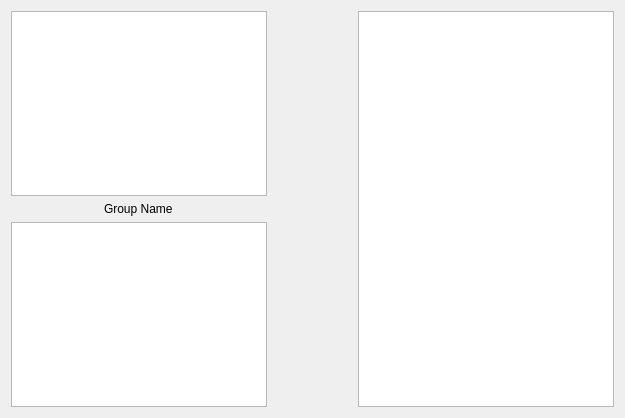
Huy-Nguyen-HCI/RocketBook, file gui/groupprofilegui.ui: the form before one commit.
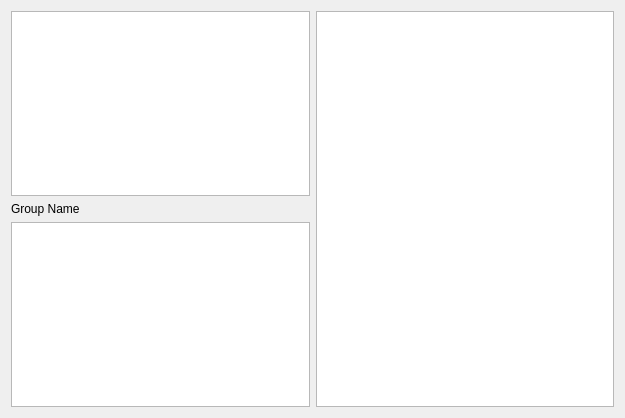
The form after the commit.

Commit message: Fix size issue in group photo

Patch:
```diff
--- a/gui/groupprofilegui.ui
+++ b/gui/groupprofilegui.ui
@@ -15,41 +15,20 @@
   </property>
   <layout class="QGridLayout" name="gridLayout">
    <item row="0" column="0">
-    <layout class="QHBoxLayout" name="horizontalLayout">
-     <item>
-      <layout class="QVBoxLayout" name="verticalLayout">
-       <item>
         <widget class="QGraphicsView" name="groupPhoto"/>
        </item>
-       <item alignment="Qt::AlignHCenter">
+   <item row="1" column="0">
         <widget class="QLabel" name="groupNameLabel">
          <property name="text">
           <string>Group Name</string>
          </property>
         </widget>
        </item>
-       <item>
+   <item row="2" column="0">
         <widget class="QTextBrowser" name="descriptionBrowser"/>
        </item>
-      </layout>
-     </item>
-     <item>
-      <spacer name="horizontalSpacer">
-       <property name="orientation">
-        <enum>Qt::Horizontal</enum>
-       </property>
-       <property name="sizeHint" stdset="0">
-        <size>
-         <width>40</width>
-         <height>20</height>
-        </size>
-       </property>
-      </spacer>
-     </item>
-     <item>
+   <item row="0" column="1" rowspan="3">
       <widget class="QTableWidget" name="memberTable"/>
-     </item>
-    </layout>
    </item>
   </layout>
  </widget>
```
Lines whose indentation alone changed are shown as unchanged. The commit also changes 2 other files.
